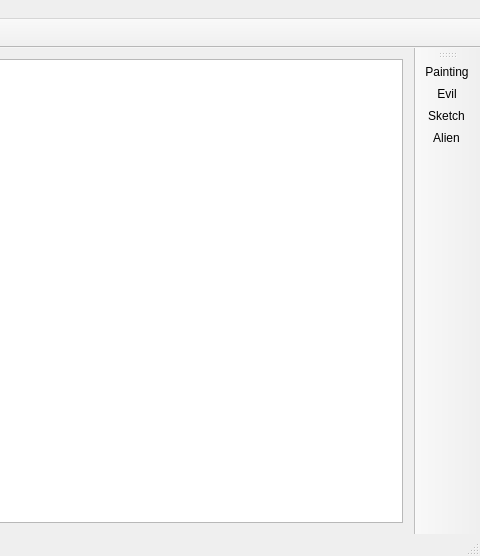
This is mainwindow.ui in Fibird/PyP as Qt 5 draws it before an edit; both pictures show x 260 to 740 and y 0 to 556 of the 740 by 556 pixel window. The edited form follows.
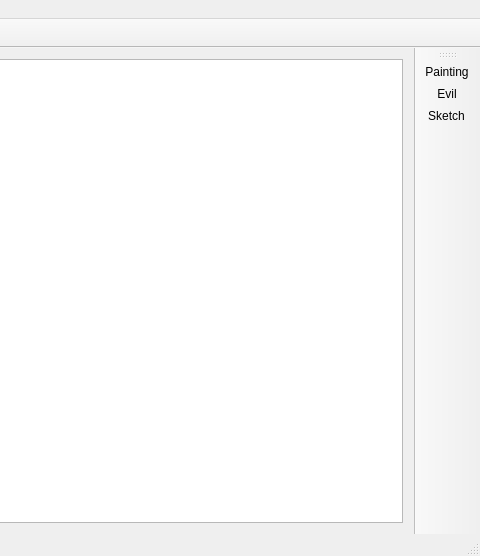
This is the edited form. Icons and pictures are not drawn.

Commit message:
remove alien feature
Have planned drop alien feature so remove all codes involving in it such as icon, slot, etc.

```diff
--- a/mainwindow.ui
+++ b/mainwindow.ui
@@ -94,7 +94,6 @@
    <addaction name="action_Painting"/>
    <addaction name="action_Evil"/>
    <addaction name="action_Sketch"/>
-   <addaction name="action_Alian"/>
   </widget>
   <action name="action_Open">
    <property name="icon">
@@ -213,15 +212,6 @@
     <string>make image like an evil</string>
    </property>
   </action>
-  <action name="action_Alian">
-   <property name="icon">
-    <iconset resource="cpresources.qrc">
-     <normaloff>:/menu_icon/alien-proc</normaloff>:/menu_icon/alien-proc</iconset>
-   </property>
-   <property name="text">
-    <string>&amp;Alien</string>
-   </property>
-  </action>
   <action name="action_undo">
    <property name="icon">
     <iconset resource="cpresources.qrc">
```
Left out of the diff: 1 changed line with no effect on the pictures. The commit also changes 2 other files.
